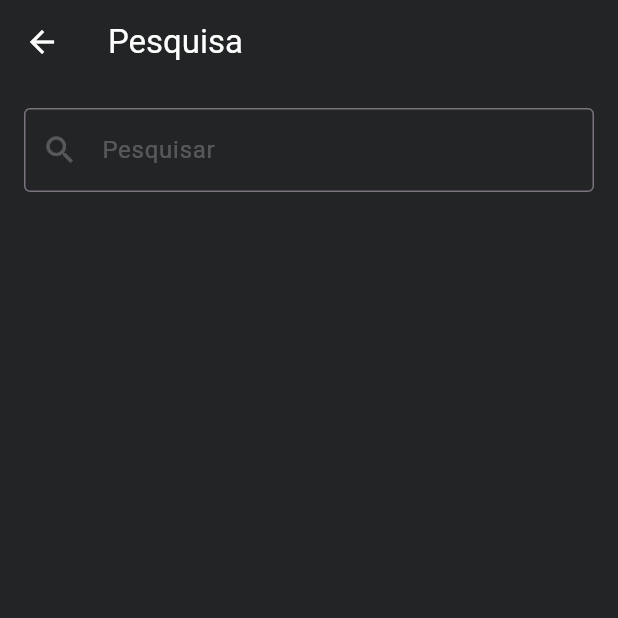
After one commit to Isabelly-Nathalia/BRADEMO_PROJETO, a Flutter app: the Pesquisa screen opened directly, on a phone screen of 412 x 824 dp, the top half of it. The commit adds this screen. Run offline on Flutter 3.47's test engine with Material 3 defaults, Android fonts, the phone set to English and light mode, and no system bars; our stand-ins replace font_awesome_flutter; network calls fail.

Commit message:
criacao pagina de pesquisa

```diff
--- a/projeto_brademo/lib/screens/home.dart
+++ b/projeto_brademo/lib/screens/home.dart
@@ -1,10 +1,11 @@
 import 'package:flutter/material.dart';
-import 'package:projeto_brademo/screens/conta.dart';
-import 'package:projeto_brademo/screens/form.dart';
-import 'package:projeto_brademo/screens/mapa.dart';
+import 'conta.dart';
+import 'form.dart';
+import 'mapa.dart';
 import 'package:projeto_brademo/widgets/headerRotas.dart';
-import 'package:projeto_brademo/screens/detalhe_filme.dart';
+import 'detalhe_filme.dart';
 import 'notificacao.dart';
+import 'pesquisa.dart';
 import 'filmeStreaming.dart';
 
 class Home extends StatefulWidget {
@@ -144,7 +145,17 @@ class HomeState extends State<Home> {
                                 child: _iconeTopo(Icons.notifications),
                               ),
                               const SizedBox(width: 10),
-                              _iconeTopo(Icons.search),
+                              GestureDetector(
+                                onTap: () {
+                                  Navigator.push(
+                                    context,
+                                    MaterialPageRoute(
+                                      builder: (context) => const Pesquisa(),
+                                    ),
+                                  );
+                                },
+                                child: _iconeTopo(Icons.search),
+                              ),
                             ],
                           ),
                         ],
--- /dev/null
+++ b/projeto_brademo/lib/screens/pesquisa.dart
@@ -0,0 +1,36 @@
+import 'package:flutter/material.dart';
+
+class Pesquisa extends StatelessWidget {
+  const Pesquisa({super.key});
+  final Color Cinza = const Color(0xFF222425);
+
+  @override
+  Widget build(BuildContext context) {
+    return Scaffold(
+      backgroundColor: const Color(0xFF222425),
+
+      appBar: AppBar(backgroundColor: Cinza, title: const Text("Pesquisa")),
+
+      body: const Padding(
+        padding: EdgeInsets.all(16),
+        child: TextField(
+          style: const TextStyle(color: Colors.white),
+
+          decoration: InputDecoration(
+            hintText: "Pesquisar",
+
+            hintStyle: TextStyle(color: Colors.white24),
+
+            prefixIcon: Icon(Icons.search, color: Colors.white24),
+
+            border: const OutlineInputBorder(),
+
+            focusedBorder: OutlineInputBorder(
+              borderSide: BorderSide(color: Colors.white, width: 2),
+            ),
+          ),
+        ),
+      ),
+    );
+  }
+}
```
